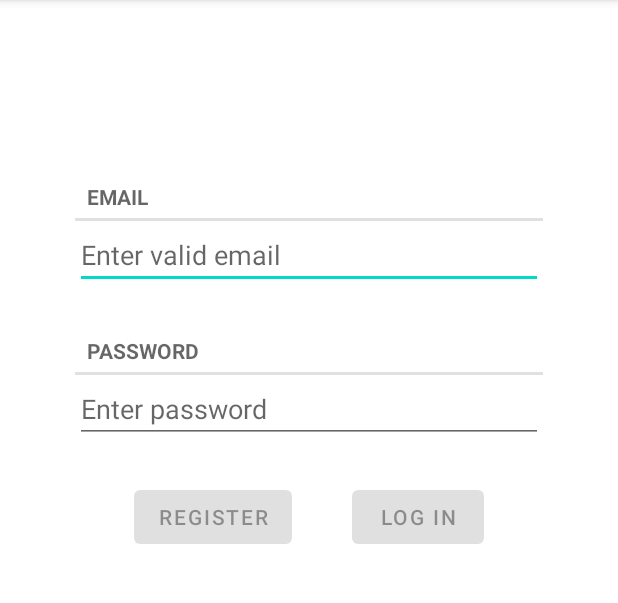
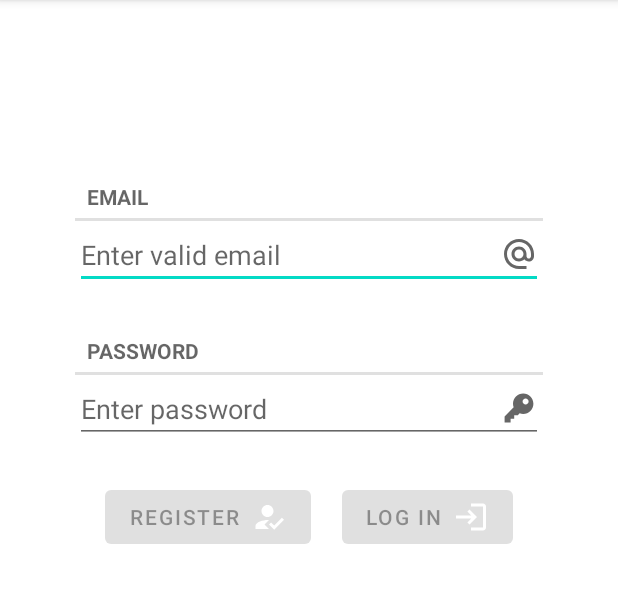
Before and after one commit to beleavemebe/android-lab-entry-task, an Android app: the fragment LoginFragment shown on its own in the app's theme, on a phone screen of 412 x 824 dp, the part 84-687 px from its top. Run offline under Robolectric (Android 15) with nearby library versions, the phone set to English and light mode, and no system bars.

Commit message:
Add more icons

```diff
--- a/app/src/main/java/com/beleavemebe/androidlabentrytask/LoginFragment.kt
+++ b/app/src/main/java/com/beleavemebe/androidlabentrytask/LoginFragment.kt
@@ -77,6 +77,9 @@ class LoginFragment : Fragment() {
                 refreshButtons()
             }
         }
+
+        etEmail.addTextChangedListener(emailWatcher)
+        etPassword.addTextChangedListener(passwordWatcher)
     }
 
     private fun refreshButtons() {
@@ -109,7 +112,7 @@ class LoginFragment : Fragment() {
         var digitIsPresent = false
 
         password.forEach {
-            val char: Char = Character.valueOf(it.toChar())
+            val char: Char = Character.valueOf(it)
             when {
                 char.isUpperCase() -> uppercaseLetterIsPresent = true
                 char.isLowerCase() -> lowercaseLetterIsPresent = true
--- /dev/null
+++ b/app/src/main/res/drawable/ic_email_24.xml
@@ -0,0 +1,10 @@
+<vector xmlns:android="http://schemas.android.com/apk/res/android"
+    android:width="24dp"
+    android:height="24dp"
+    android:viewportWidth="24"
+    android:viewportHeight="24"
+    android:tint="?attr/colorControlNormal">
+  <path
+      android:fillColor="@android:color/white"
+      android:pathData="M12,2C6.48,2 2,6.48 2,12s4.48,10 10,10h5v-2h-5c-4.34,0 -8,-3.66 -8,-8s3.66,-8 8,-8 8,3.66 8,8v1.43c0,0.79 -0.71,1.57 -1.5,1.57s-1.5,-0.78 -1.5,-1.57L17,12c0,-2.76 -2.24,-5 -5,-5s-5,2.24 -5,5 2.24,5 5,5c1.38,0 2.64,-0.56 3.54,-1.47 0.65,0.89 1.77,1.47 2.96,1.47 1.97,0 3.5,-1.6 3.5,-3.57L22,12c0,-5.52 -4.48,-10 -10,-10zM12,15c-1.66,0 -3,-1.34 -3,-3s1.34,-3 3,-3 3,1.34 3,3 -1.34,3 -3,3z"/>
+</vector>
--- /dev/null
+++ b/app/src/main/res/drawable/ic_key.xml
@@ -0,0 +1,7 @@
+<vector android:height="24dp" android:viewportHeight="30"
+    android:viewportWidth="30"
+    android:width="24dp"
+    android:tint="?attr/colorControlNormal"
+    xmlns:android="http://schemas.android.com/apk/res/android">
+    <path android:fillColor="@color/white" android:pathData="M18.5,3C13.806,3 10,6.806 10,11.5C10,12.5423 10.1976,13.5362 10.541,14.459L3,22L3,27L8,27L8,24L11,24L11,21L14,21L15.541,19.459C16.4638,19.8023 17.4577,20 18.5,20C23.194,20 27,16.194 27,11.5C27,6.806 23.194,3 18.5,3zM20.5,7C21.881,7 23,8.119 23,9.5C23,10.881 21.881,12 20.5,12C19.119,12 18,10.881 18,9.5C18,8.119 19.119,7 20.5,7z"/>
+</vector>
--- /dev/null
+++ b/app/src/main/res/drawable/ic_login_24.xml
@@ -0,0 +1,11 @@
+<vector xmlns:android="http://schemas.android.com/apk/res/android"
+    android:width="24dp"
+    android:height="24dp"
+    android:viewportWidth="24"
+    android:viewportHeight="24"
+    android:tint="?attr/colorControlNormal"
+    android:autoMirrored="true">
+  <path
+      android:fillColor="@android:color/white"
+      android:pathData="M11,7L9.6,8.4l2.6,2.6H2v2h10.2l-2.6,2.6L11,17l5,-5L11,7zM20,19h-8v2h8c1.1,0 2,-0.9 2,-2V5c0,-1.1 -0.9,-2 -2,-2h-8v2h8V19z"/>
+</vector>
--- /dev/null
+++ b/app/src/main/res/drawable/ic_reg_24.xml
@@ -0,0 +1,15 @@
+<vector xmlns:android="http://schemas.android.com/apk/res/android"
+    android:width="24dp"
+    android:height="24dp"
+    android:viewportWidth="24"
+    android:viewportHeight="24"
+    android:tint="?attr/colorControlNormal">
+  <path
+      android:fillColor="@android:color/white"
+      android:pathData="M9,17l3,-2.94c-0.39,-0.04 -0.68,-0.06 -1,-0.06 -2.67,0 -8,1.34 -8,4v2h9l-3,-3zM11,12c2.21,0 4,-1.79 4,-4s-1.79,-4 -4,-4 -4,1.79 -4,4 1.79,4 4,4"
+      android:fillType="evenOdd"/>
+  <path
+      android:fillColor="@android:color/white"
+      android:pathData="M15.47,20.5L12,17l1.4,-1.41 2.07,2.08 5.13,-5.17 1.4,1.41z"
+      android:fillType="evenOdd"/>
+</vector>
--- a/app/src/main/res/layout/fragment_login.xml
+++ b/app/src/main/res/layout/fragment_login.xml
@@ -17,6 +17,7 @@
 
     <EditText
         android:id="@+id/email_et"
+        android:drawableEnd="@drawable/ic_email_24"
         android:layout_width="match_parent"
         android:layout_height="wrap_content"
         android:hint="@string/email_et_hint"
@@ -33,6 +34,7 @@
 
     <EditText
         android:id="@+id/password_et"
+        android:drawableEnd="@drawable/ic_key"
         android:layout_width="match_parent"
         android:layout_height="wrap_content"
         android:hint="@string/password_et_hint"
@@ -51,6 +53,8 @@
             android:layout_width="wrap_content"
             android:layout_height="wrap_content"
             android:text="@string/register_button"
+            android:drawableEnd="@drawable/ic_reg_24"
+            android:drawableTint="@color/white"
             app:layout_constraintBottom_toBottomOf="parent"
             app:layout_constraintStart_toStartOf="parent"
             app:layout_constraintEnd_toStartOf="@id/login_button"
@@ -63,6 +67,8 @@
             android:layout_width="wrap_content"
             android:layout_height="wrap_content"
             android:text="@string/login_button"
+            android:drawableEnd="@drawable/ic_login_24"
+            android:drawableTint="@color/white"
             app:layout_constraintBottom_toBottomOf="parent"
             app:layout_constraintStart_toEndOf="@id/register_button"
             app:layout_constraintEnd_toEndOf="parent"
--- a/app/src/main/res/layout/fragment_user.xml
+++ b/app/src/main/res/layout/fragment_user.xml
@@ -5,10 +5,4 @@
     android:layout_height="match_parent"
     tools:context=".UserFragment">
 
-    <!-- TODO: Update blank fragment layout -->
-    <TextView
-        android:layout_width="match_parent"
-        android:layout_height="match_parent"
-        android:text="@string/hello_blank_fragment" />
-
 </FrameLayout>
--- a/app/src/main/res/values/strings.xml
+++ b/app/src/main/res/values/strings.xml
@@ -6,6 +6,4 @@
     <string name="password_et_hint">Enter password</string>
     <string name="login_button">Log in</string>
     <string name="register_button">Register</string>
-    <!-- TODO: Remove or change this placeholder text -->
-    <string name="hello_blank_fragment">Hello blank fragment</string>
 </resources>
```
